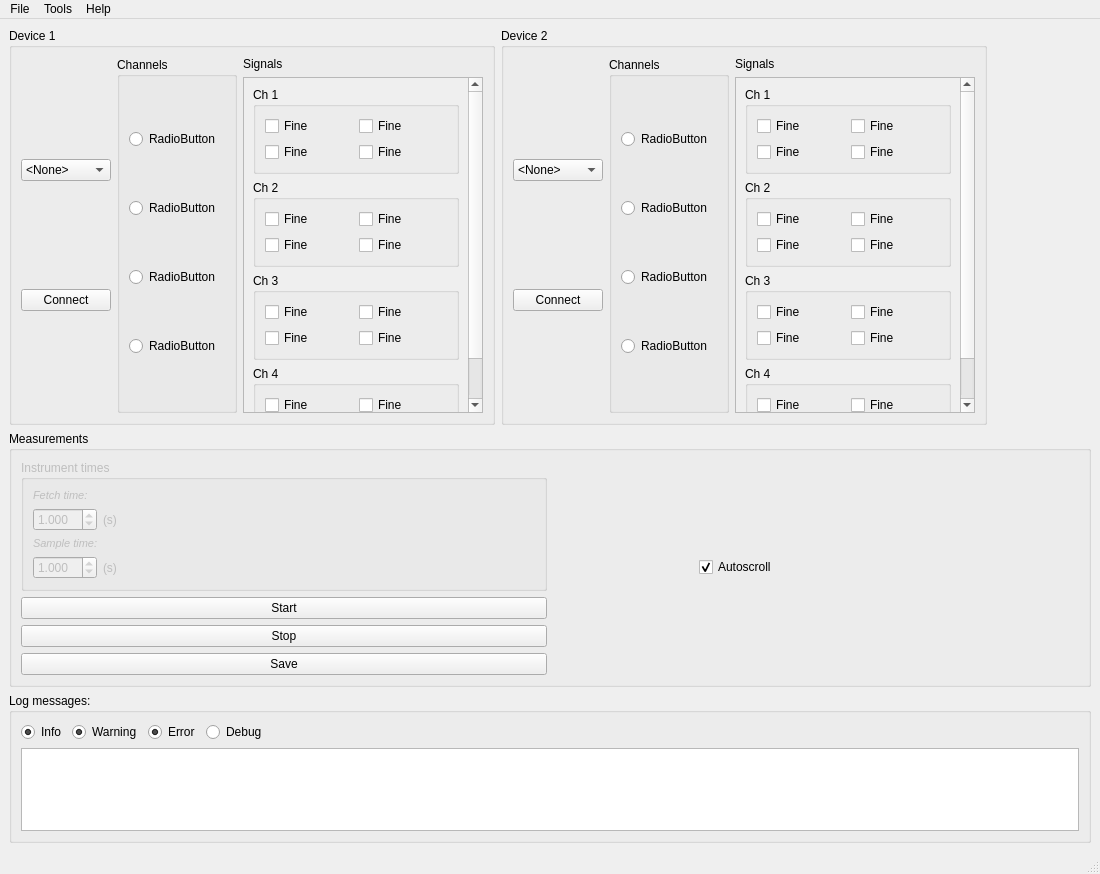
The window that frequency-meter/view/resources/interface.ui (robertofem/Freq-meter-APP) describes before a commit, drawn with Qt 5.
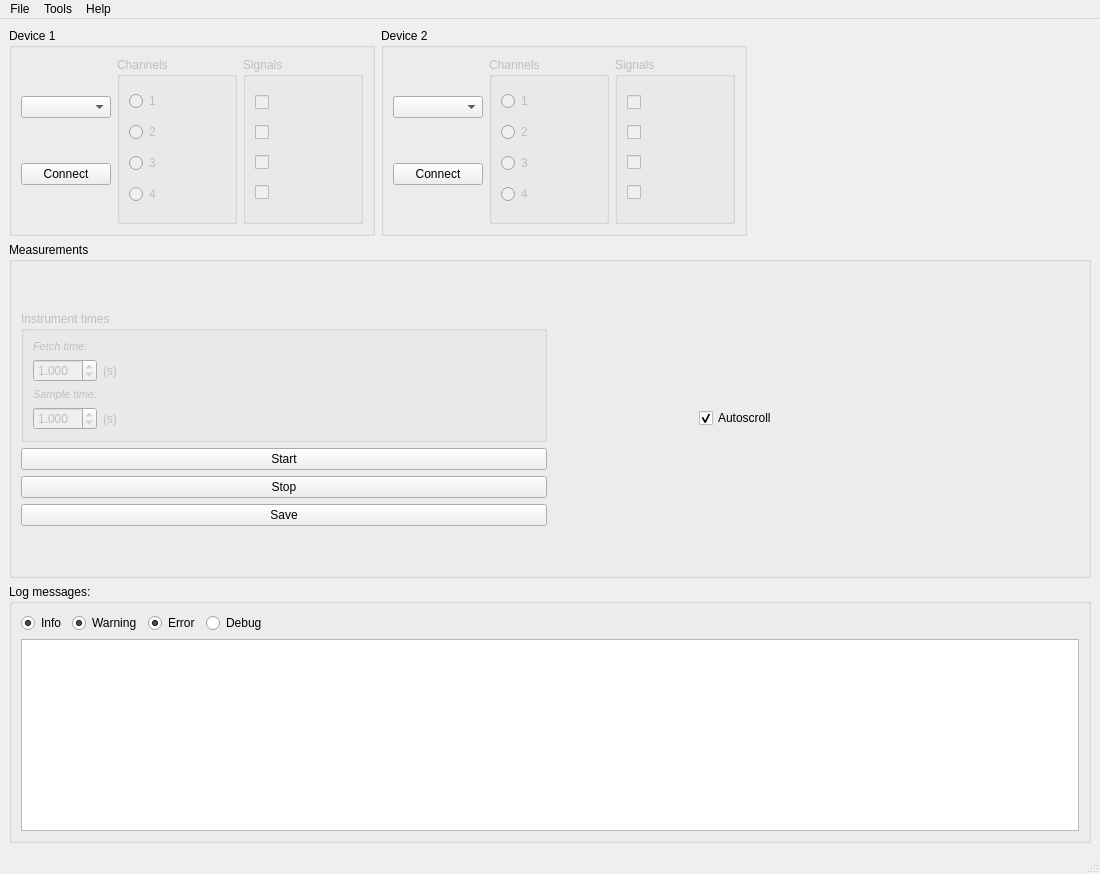
The same window after the commit.

Commit message: Improve device control section

```diff
--- a/frequency-meter/view/resources/interface.ui
+++ b/frequency-meter/view/resources/interface.ui
@@ -431,18 +431,7 @@
          <item>
           <layout class="QGridLayout" name="gridLayout_4">
            <item row="0" column="0">
-            <widget class="QComboBox" name="DeviceComboBox1">
-             <item>
-              <property name="text">
-               <string>&lt;None&gt;</string>
-              </property>
-             </item>
-             <item>
-              <property name="text">
-               <string>DE1_SoC</string>
-              </property>
-             </item>
-            </widget>
+            <widget class="QComboBox" name="device0_selector"/>
            </item>
            <item row="1" column="0">
             <widget class="QPushButton" name="ConnectDevButton1">
@@ -460,7 +449,10 @@
           </layout>
          </item>
          <item>
-          <widget class="QGroupBox" name="groupBox_2">
+          <widget class="QGroupBox" name="device0_channels">
+           <property name="enabled">
+            <bool>false</bool>
+           </property>
            <property name="sizePolicy">
             <sizepolicy hsizetype="Preferred" vsizetype="Preferred">
              <horstretch>0</horstretch>
@@ -480,28 +472,28 @@
             <item>
              <widget class="QRadioButton" name="radio_dev1_ch1">
               <property name="text">
-               <string>RadioButton</string>
+               <string>1</string>
               </property>
              </widget>
             </item>
             <item>
              <widget class="QRadioButton" name="radio_dev1_ch2">
               <property name="text">
-               <string>RadioButton</string>
+               <string>2</string>
               </property>
              </widget>
             </item>
             <item>
              <widget class="QRadioButton" name="radio_dev1_ch3">
               <property name="text">
-               <string>RadioButton</string>
+               <string>3</string>
               </property>
              </widget>
             </item>
             <item>
              <widget class="QRadioButton" name="radio_dev1_ch4">
               <property name="text">
-               <string>RadioButton</string>
+               <string>4</string>
               </property>
              </widget>
             </item>
@@ -509,210 +501,50 @@
           </widget>
          </item>
          <item>
-          <layout class="QVBoxLayout" name="verticalLayout_8">
-           <item>
-            <widget class="QLabel" name="label_6">
-             <property name="text">
-              <string>Signals</string>
-             </property>
-            </widget>
-           </item>
-           <item>
-            <widget class="QScrollArea" name="dev1_scrollarea">
-             <property name="sizePolicy">
-              <sizepolicy hsizetype="Maximum" vsizetype="Maximum">
-               <horstretch>0</horstretch>
-               <verstretch>0</verstretch>
-              </sizepolicy>
-             </property>
-             <property name="minimumSize">
-              <size>
-               <width>240</width>
-               <height>80</height>
-              </size>
-             </property>
-             <property name="widgetResizable">
-              <bool>true</bool>
-             </property>
-             <property name="alignment">
-              <set>Qt::AlignLeading|Qt::AlignLeft|Qt::AlignVCenter</set>
-             </property>
-             <widget class="QWidget" name="scrollAreaWidgetContents">
-              <property name="geometry">
-               <rect>
-                <x>0</x>
-                <y>0</y>
-                <width>223</width>
-                <height>386</height>
-               </rect>
+          <widget class="QGroupBox" name="device0_signals">
+           <property name="enabled">
+            <bool>false</bool>
+           </property>
+           <property name="minimumSize">
+            <size>
+             <width>120</width>
+             <height>0</height>
+            </size>
+           </property>
+           <property name="title">
+            <string>Signals</string>
+           </property>
+           <layout class="QVBoxLayout" name="verticalLayout_8">
+            <item>
+             <widget class="QCheckBox" name="device0_signal0">
+              <property name="text">
+               <string/>
               </property>
-              <layout class="QVBoxLayout" name="verticalLayout">
-               <item>
-                <widget class="QGroupBox" name="Dev1_Ch1">
-                 <property name="title">
-                  <string>Ch 1</string>
-                 </property>
-                 <layout class="QGridLayout" name="gridLayout_18">
-                  <item row="0" column="0">
-                   <widget class="QCheckBox" name="Dev1_Ch1_S1">
-                    <property name="text">
-                     <string>Fine</string>
-                    </property>
-                   </widget>
-                  </item>
-                  <item row="0" column="1">
-                   <widget class="QCheckBox" name="Dev1_Ch1_S2">
-                    <property name="text">
-                     <string>Fine</string>
-                    </property>
-                   </widget>
-                  </item>
-                  <item row="1" column="0">
-                   <widget class="QCheckBox" name="Dev1_Ch1_S3">
-                    <property name="text">
-                     <string>Fine</string>
-                    </property>
-                   </widget>
-                  </item>
-                  <item row="1" column="1">
-                   <widget class="QCheckBox" name="Dev1_Ch1_S4">
-                    <property name="text">
-                     <string>Fine</string>
-                    </property>
-                   </widget>
-                  </item>
-                 </layout>
-                </widget>
-               </item>
-               <item>
-                <widget class="QGroupBox" name="Dev1_Ch2">
-                 <property name="title">
-                  <string>Ch 2</string>
-                 </property>
-                 <layout class="QGridLayout" name="gridLayout_19">
-                  <item row="0" column="0">
-                   <widget class="QCheckBox" name="Dev1_Ch2_S1">
-                    <property name="text">
-                     <string>Fine</string>
-                    </property>
-                   </widget>
-                  </item>
-                  <item row="0" column="1">
-                   <widget class="QCheckBox" name="Dev1_Ch2_S2">
-                    <property name="text">
-                     <string>Fine</string>
-                    </property>
-                   </widget>
-                  </item>
-                  <item row="1" column="0">
-                   <widget class="QCheckBox" name="Dev1_Ch2_S3">
-                    <property name="text">
-                     <string>Fine</string>
-                    </property>
-                   </widget>
-                  </item>
-                  <item row="1" column="1">
-                   <widget class="QCheckBox" name="Dev1_Ch2_S4">
-                    <property name="text">
-                     <string>Fine</string>
-                    </property>
-                   </widget>
-                  </item>
-                 </layout>
-                </widget>
-               </item>
-               <item>
-                <widget class="QGroupBox" name="Dev1_Ch3">
-                 <property name="title">
-                  <string>Ch 3</string>
-                 </property>
-                 <layout class="QGridLayout" name="gridLayout_20">
-                  <item row="0" column="0">
-                   <widget class="QCheckBox" name="Dev1_Ch3_S1">
-                    <property name="text">
-                     <string>Fine</string>
-                    </property>
-                   </widget>
-                  </item>
-                  <item row="0" column="1">
-                   <widget class="QCheckBox" name="Dev1_Ch3_S2">
-                    <property name="text">
-                     <string>Fine</string>
-                    </property>
-                   </widget>
-                  </item>
-                  <item row="1" column="0">
-                   <widget class="QCheckBox" name="Dev1_Ch3_S3">
-                    <property name="text">
-                     <string>Fine</string>
-                    </property>
-                   </widget>
-                  </item>
-                  <item row="1" column="1">
-                   <widget class="QCheckBox" name="Dev1_Ch3_S4">
-                    <property name="text">
-                     <string>Fine</string>
-                    </property>
-                   </widget>
-                  </item>
-                 </layout>
-                </widget>
-               </item>
-               <item>
-                <widget class="QGroupBox" name="Dev1_Ch4">
-                 <property name="title">
-                  <string>Ch 4</string>
-                 </property>
-                 <layout class="QGridLayout" name="gridLayout_21">
-                  <item row="0" column="0">
-                   <widget class="QCheckBox" name="Dev1_Ch4_S1">
-                    <property name="text">
-                     <string>Fine</string>
-                    </property>
-                   </widget>
-                  </item>
-                  <item row="0" column="1">
-                   <widget class="QCheckBox" name="Dev1_Ch4_S2">
-                    <property name="text">
-                     <string>Fine</string>
-                    </property>
-                   </widget>
-                  </item>
-                  <item row="1" column="0">
-                   <widget class="QCheckBox" name="Dev1_Ch4_S3">
-                    <property name="text">
-                     <string>Fine</string>
-                    </property>
-                   </widget>
-                  </item>
-                  <item row="1" column="1">
-                   <widget class="QCheckBox" name="Dev1_Ch4_S4">
-                    <property name="text">
-                     <string>Fine</string>
-                    </property>
-                   </widget>
-                  </item>
-                 </layout>
-                </widget>
-               </item>
-               <item>
-                <spacer name="verticalSpacer">
-                 <property name="orientation">
-                  <enum>Qt::Vertical</enum>
-                 </property>
-                 <property name="sizeHint" stdset="0">
-                  <size>
-                   <width>20</width>
-                   <height>40</height>
-                  </size>
-                 </property>
-                </spacer>
-               </item>
-              </layout>
              </widget>
-            </widget>
-           </item>
-          </layout>
+            </item>
+            <item>
+             <widget class="QCheckBox" name="device0_signal1">
+              <property name="text">
+               <string/>
+              </property>
+             </widget>
+            </item>
+            <item>
+             <widget class="QCheckBox" name="device0_signal2">
+              <property name="text">
+               <string/>
+              </property>
+             </widget>
+            </item>
+            <item>
+             <widget class="QCheckBox" name="device0_signal3">
+              <property name="text">
+               <string/>
+              </property>
+             </widget>
+            </item>
+           </layout>
+          </widget>
          </item>
         </layout>
        </widget>
@@ -726,18 +558,7 @@
          <item>
           <layout class="QGridLayout" name="gridLayout_5">
            <item row="0" column="0">
-            <widget class="QComboBox" name="DeviceComboBox2">
-             <item>
-              <property name="text">
-               <string>&lt;None&gt;</string>
-              </property>
-             </item>
-             <item>
-              <property name="text">
-               <string>DE1_SoC</string>
-              </property>
-             </item>
-            </widget>
+            <widget class="QComboBox" name="device1_selector"/>
            </item>
            <item row="1" column="0">
             <widget class="QPushButton" name="ConnectDevButton2">
@@ -755,7 +576,10 @@
           </layout>
          </item>
          <item>
-          <widget class="QGroupBox" name="groupBox_3">
+          <widget class="QGroupBox" name="device1_channels">
+           <property name="enabled">
+            <bool>false</bool>
+           </property>
            <property name="sizePolicy">
             <sizepolicy hsizetype="Preferred" vsizetype="Preferred">
              <horstretch>0</horstretch>
@@ -775,28 +599,28 @@
             <item>
              <widget class="QRadioButton" name="radio_dev2_ch1">
               <property name="text">
-               <string>RadioButton</string>
+               <string>1</string>
               </property>
              </widget>
             </item>
             <item>
              <widget class="QRadioButton" name="radio_dev2_ch2">
               <property name="text">
-               <string>RadioButton</string>
+               <string>2</string>
               </property>
              </widget>
             </item>
             <item>
              <widget class="QRadioButton" name="radio_dev2_ch3">
               <property name="text">
-               <string>RadioButton</string>
+               <string>3</string>
               </property>
              </widget>
             </item>
             <item>
              <widget class="QRadioButton" name="radio_dev2_ch4">
               <property name="text">
-               <string>RadioButton</string>
+               <string>4</string>
               </property>
              </widget>
             </item>
@@ -804,213 +628,50 @@
           </widget>
          </item>
          <item>
-          <layout class="QVBoxLayout" name="verticalLayout_9">
-           <item>
-            <widget class="QLabel" name="label_7">
-             <property name="text">
-              <string>Signals</string>
-             </property>
-            </widget>
-           </item>
-           <item>
-            <widget class="QScrollArea" name="dev2_scrollarea">
-             <property name="sizePolicy">
-              <sizepolicy hsizetype="Maximum" vsizetype="Fixed">
-               <horstretch>0</horstretch>
-               <verstretch>0</verstretch>
-              </sizepolicy>
-             </property>
-             <property name="minimumSize">
-              <size>
-               <width>240</width>
-               <height>0</height>
-              </size>
-             </property>
-             <property name="widgetResizable">
-              <bool>true</bool>
-             </property>
-             <property name="alignment">
-              <set>Qt::AlignLeading|Qt::AlignLeft|Qt::AlignVCenter</set>
-             </property>
-             <widget class="QWidget" name="scrollAreaWidgetContents_2">
-              <property name="geometry">
-               <rect>
-                <x>0</x>
-                <y>0</y>
-                <width>223</width>
-                <height>386</height>
-               </rect>
+          <widget class="QGroupBox" name="device1_signals">
+           <property name="enabled">
+            <bool>false</bool>
+           </property>
+           <property name="minimumSize">
+            <size>
+             <width>120</width>
+             <height>0</height>
+            </size>
+           </property>
+           <property name="title">
+            <string>Signals</string>
+           </property>
+           <layout class="QVBoxLayout" name="verticalLayout">
+            <item>
+             <widget class="QCheckBox" name="device1_signal0">
+              <property name="text">
+               <string/>
               </property>
-              <layout class="QVBoxLayout" name="verticalLayout_2">
-               <property name="topMargin">
-                <number>9</number>
-               </property>
-               <item>
-                <widget class="QGroupBox" name="Dev2_Ch1">
-                 <property name="title">
-                  <string>Ch 1</string>
-                 </property>
-                 <layout class="QGridLayout" name="gridLayout_15">
-                  <item row="0" column="0">
-                   <widget class="QCheckBox" name="Dev2_Ch1_S1">
-                    <property name="text">
-                     <string>Fine</string>
-                    </property>
-                   </widget>
-                  </item>
-                  <item row="0" column="1">
-                   <widget class="QCheckBox" name="Dev2_Ch1_S2">
-                    <property name="text">
-                     <string>Fine</string>
-                    </property>
-                   </widget>
-                  </item>
-                  <item row="1" column="0">
-                   <widget class="QCheckBox" name="Dev2_Ch1_S3">
-                    <property name="text">
-                     <string>Fine</string>
-                    </property>
-                   </widget>
-                  </item>
-                  <item row="1" column="1">
-                   <widget class="QCheckBox" name="Dev2_Ch1_S4">
-                    <property name="text">
-                     <string>Fine</string>
-                    </property>
-                   </widget>
-                  </item>
-                 </layout>
-                </widget>
-               </item>
-               <item>
-                <widget class="QGroupBox" name="Dev2_Ch2">
-                 <property name="title">
-                  <string>Ch 2</string>
-                 </property>
-                 <layout class="QGridLayout" name="gridLayout_16">
-                  <item row="0" column="1">
-                   <widget class="QCheckBox" name="Dev2_Ch2_S2">
-                    <property name="text">
-                     <string>Fine</string>
-                    </property>
-                   </widget>
-                  </item>
-                  <item row="1" column="0">
-                   <widget class="QCheckBox" name="Dev2_Ch2_S3">
-                    <property name="text">
-                     <string>Fine</string>
-                    </property>
-                   </widget>
-                  </item>
-                  <item row="0" column="0">
-                   <widget class="QCheckBox" name="Dev2_Ch2_S1">
-                    <property name="text">
-                     <string>Fine</string>
-                    </property>
-                   </widget>
-                  </item>
-                  <item row="1" column="1">
-                   <widget class="QCheckBox" name="Dev2_Ch2_S4">
-                    <property name="text">
-                     <string>Fine</string>
-                    </property>
-                   </widget>
-                  </item>
-                 </layout>
-                </widget>
-               </item>
-               <item>
-                <widget class="QGroupBox" name="Dev2_Ch3">
-                 <property name="title">
-                  <string>Ch 3</string>
-                 </property>
-                 <layout class="QGridLayout" name="gridLayout_17">
-                  <item row="0" column="0">
-                   <widget class="QCheckBox" name="Dev2_Ch3_S1">
-                    <property name="text">
-                     <string>Fine</string>
-                    </property>
-                   </widget>
-                  </item>
-                  <item row="1" column="0">
-                   <widget class="QCheckBox" name="Dev2_Ch3_S3">
-                    <property name="text">
-                     <string>Fine</string>
-                    </property>
-                   </widget>
-                  </item>
-                  <item row="1" column="1">
-                   <widget class="QCheckBox" name="Dev2_Ch3_S4">
-                    <property name="text">
-                     <string>Fine</string>
-                    </property>
-                   </widget>
-                  </item>
-                  <item row="0" column="1">
-                   <widget class="QCheckBox" name="Dev2_Ch3_S2">
-                    <property name="text">
-                     <string>Fine</string>
-                    </property>
-                   </widget>
-                  </item>
-                 </layout>
-                </widget>
-               </item>
-               <item>
-                <widget class="QGroupBox" name="Dev2_Ch4">
-                 <property name="title">
-                  <string>Ch 4</string>
-                 </property>
-                 <layout class="QGridLayout" name="gridLayout_14">
-                  <item row="0" column="0">
-                   <widget class="QCheckBox" name="Dev2_Ch4_S1">
-                    <property name="text">
-                     <string>Fine</string>
-                    </property>
-                   </widget>
-                  </item>
-                  <item row="0" column="1">
-                   <widget class="QCheckBox" name="Dev2_Ch4_S2">
-                    <property name="text">
-                     <string>Fine</string>
-                    </property>
-                   </widget>
-                  </item>
-                  <item row="1" column="0">
-                   <widget class="QCheckBox" name="Dev2_Ch4_S3">
-                    <property name="text">
-                     <string>Fine</string>
-                    </property>
-                   </widget>
-                  </item>
-                  <item row="1" column="1">
-                   <widget class="QCheckBox" name="Dev2_Ch4_S4">
-                    <property name="text">
-                     <string>Fine</string>
-                    </property>
-                   </widget>
-                  </item>
-                 </layout>
-                </widget>
-               </item>
-               <item>
-                <spacer name="verticalSpacer_2">
-                 <property name="orientation">
-                  <enum>Qt::Vertical</enum>
-                 </property>
-                 <property name="sizeHint" stdset="0">
-                  <size>
-                   <width>20</width>
-                   <height>40</height>
-                  </size>
-                 </property>
-                </spacer>
-               </item>
-              </layout>
              </widget>
-            </widget>
-           </item>
-          </layout>
+            </item>
+            <item>
+             <widget class="QCheckBox" name="device1_signal1">
+              <property name="text">
+               <string/>
+              </property>
+             </widget>
+            </item>
+            <item>
+             <widget class="QCheckBox" name="device1_signal2">
+              <property name="text">
+               <string/>
+              </property>
+             </widget>
+            </item>
+            <item>
+             <widget class="QCheckBox" name="device1_signal3">
+              <property name="text">
+               <string/>
+              </property>
+             </widget>
+            </item>
+           </layout>
+          </widget>
          </item>
         </layout>
        </widget>
```
Left out of the diff: 32 changed lines with no effect on the pictures. The commit also changes 2 other files.
